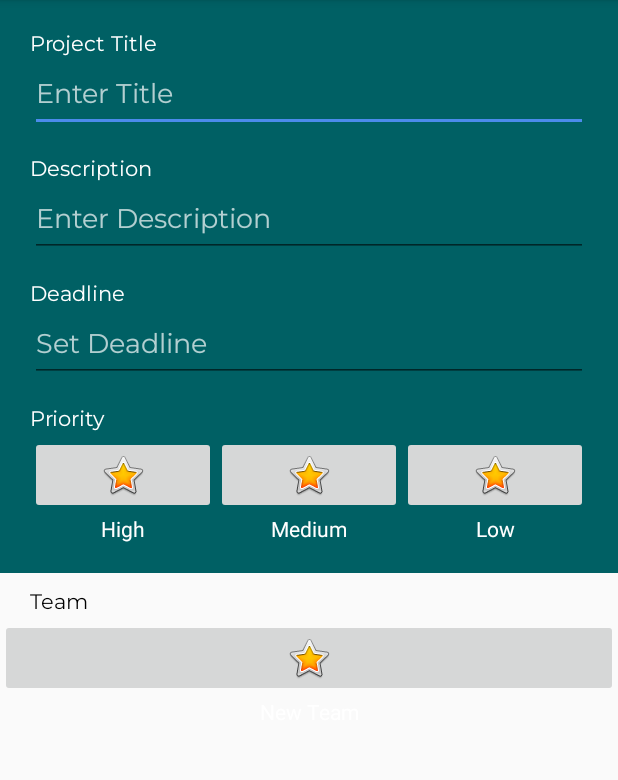
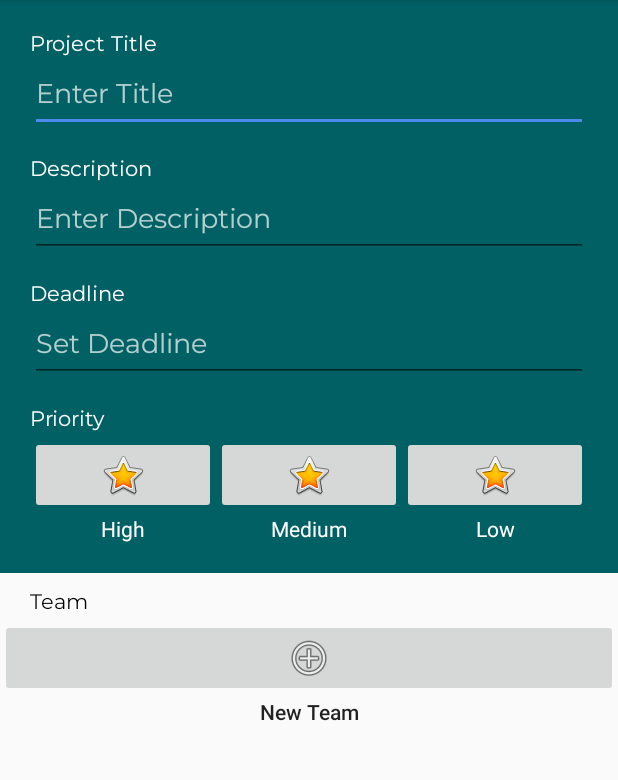
Before and after one commit to AgencyApp/app, an Android app: the screen it shows after launch (AddProject), on a phone screen of 412 x 824 dp, the part 84-864 px from its top. Run offline under Robolectric (Android 15) with nearby library versions, the phone set to English and light mode, and no system bars.

Commit message:
Added Datepicker
Signed-off-by: Abdul Hameed Azeemi <maxer232@gmail.com>

```diff
--- a/app/src/main/res/layout/activity_add_project.xml
+++ b/app/src/main/res/layout/activity_add_project.xml
@@ -1,12 +1,14 @@
 <?xml version="1.0" encoding="utf-8"?>
-<ScrollView xmlns:android="http://schemas.android.com/apk/res/android"
+<android.support.design.widget.CoordinatorLayout xmlns:android="http://schemas.android.com/apk/res/android"
     xmlns:app="http://schemas.android.com/apk/res-auto"
     xmlns:tools="http://schemas.android.com/tools"
     android:layout_width="match_parent"
     android:layout_height="match_parent"
-    android:orientation="vertical"
     tools:context="com.theagencyapp.world.Activities.AddProject">
 
+    <ScrollView
+        android:layout_width="match_parent"
+        android:layout_height="match_parent">
 
         <LinearLayout
             android:layout_width="match_parent"
@@ -79,11 +81,14 @@
                     style="@android:style/Widget.DatePicker"
                     android:layout_width="match_parent"
                     android:layout_height="wrap_content"
+                    android:clickable="true"
                     android:ems="10"
+                    android:focusable="false"
                     android:fontFamily="@font/montserrat"
                     android:hint="Set Deadline"
                     android:inputType="datetime"
                     android:textAppearance="@android:style/TextAppearance.Material.Medium.Inverse"
+                    android:textColor="@android:color/background_light"
                     android:textColorHint="?android:attr/textColorHintInverse" />
 
                 <TextView
@@ -100,11 +105,6 @@
                     android:layout_height="wrap_content"
                     android:orientation="horizontal">
 
-                <LinearLayout
-                    android:layout_width="match_parent"
-                    android:layout_height="match_parent"
-                    android:layout_weight="1"
-                    android:orientation="vertical">
 
                     <ImageButton
                         android:id="@+id/priority_high"
@@ -112,6 +112,27 @@
                         android:layout_height="wrap_content"
                         android:layout_weight="1"
                         app:srcCompat="@android:drawable/btn_star_big_on" />
+
+                    <ImageButton
+                        android:id="@+id/priority_medium"
+                        android:layout_width="match_parent"
+                        android:layout_height="wrap_content"
+                        android:layout_weight="1"
+                        app:srcCompat="@android:drawable/btn_star_big_on" />
+
+                    <ImageButton
+                        android:id="@+id/priority_low"
+                        android:layout_width="match_parent"
+                        android:layout_height="wrap_content"
+                        android:layout_weight="1"
+                        app:srcCompat="@android:drawable/btn_star_big_on" />
+                </LinearLayout>
+
+
+                <LinearLayout
+                    android:layout_width="match_parent"
+                    android:layout_height="wrap_content"
+                    android:orientation="horizontal">
 
                     <TextView
                         android:id="@+id/priority_high_textview"
@@ -121,20 +142,6 @@
                         android:gravity="center"
                         android:text="High"
                         android:textColor="@android:color/background_light" />
-                </LinearLayout>
-
-                <LinearLayout
-                    android:layout_width="match_parent"
-                    android:layout_height="match_parent"
-                    android:layout_weight="1"
-                    android:orientation="vertical">
-
-                    <ImageButton
-                        android:id="@+id/priority_medium"
-                        android:layout_width="match_parent"
-                        android:layout_height="wrap_content"
-                        android:layout_weight="1"
-                        app:srcCompat="@android:drawable/btn_star_big_on" />
 
                     <TextView
                         android:id="@+id/priority_medium_textview"
@@ -145,20 +152,6 @@
                         android:text="Medium"
                         android:textColor="@android:color/background_light" />
 
-                </LinearLayout>
-
-                <LinearLayout
-                    android:layout_width="match_parent"
-                    android:layout_height="match_parent"
-                    android:layout_weight="1"
-                    android:orientation="vertical">
-
-                    <ImageButton
-                        android:id="@+id/priority_low"
-                        android:layout_width="match_parent"
-                        android:layout_height="wrap_content"
-                        android:layout_weight="1"
-                        app:srcCompat="@android:drawable/btn_star_big_on" />
 
                     <TextView
                         android:id="@+id/priority_low_textview"
@@ -169,7 +162,6 @@
                         android:text="Low"
                         android:textColor="@android:color/background_light" />
 
-                </LinearLayout>
 
                 </LinearLayout>
 
@@ -179,7 +171,7 @@
                 android:id="@+id/team_textview"
                 android:layout_width="match_parent"
                 android:layout_height="wrap_content"
-            android:layout_marginLeft="20dp"
+                android:layout_marginStart="20dp"
                 android:layout_marginTop="10dp"
                 android:fontFamily="@font/montserrat"
                 android:text="Team"
@@ -187,34 +179,34 @@
 
             <LinearLayout
                 android:layout_width="match_parent"
-            android:layout_height="match_parent"
+                android:layout_height="wrap_content"
                 android:orientation="horizontal">
-
-            <LinearLayout
-                android:layout_width="match_parent"
-                android:layout_height="match_parent"
-                android:layout_weight="1"
-                android:orientation="vertical">
 
                 <ImageButton
                     android:id="@+id/add_team_icon"
                     android:layout_width="match_parent"
                     android:layout_height="wrap_content"
                     android:layout_weight="1"
-                    app:srcCompat="@android:drawable/btn_star_big_on" />
+                    app:srcCompat="@android:drawable/ic_menu_add" />
+
+            </LinearLayout>
+
+            <LinearLayout
+                android:layout_width="match_parent"
+                android:layout_height="wrap_content"
+                android:orientation="horizontal">
 
                 <TextView
                     android:id="@+id/add_team_text"
                     android:layout_width="match_parent"
-                    android:layout_height="wrap_content"
-                    android:layout_weight="1"
+                    android:layout_height="match_parent"
                     android:gravity="center"
                     android:text="New Team"
-                    android:textColor="@android:color/background_light" />
+                    android:textAppearance="@style/TextAppearance.AppCompat.Body2"
+                    android:visibility="visible" />
             </LinearLayout>
 
         </LinearLayout>
-    </LinearLayout>
+    </ScrollView>
 
-
-</ScrollView>
+</android.support.design.widget.CoordinatorLayout>
```
Lines whose indentation alone changed are shown as unchanged.
